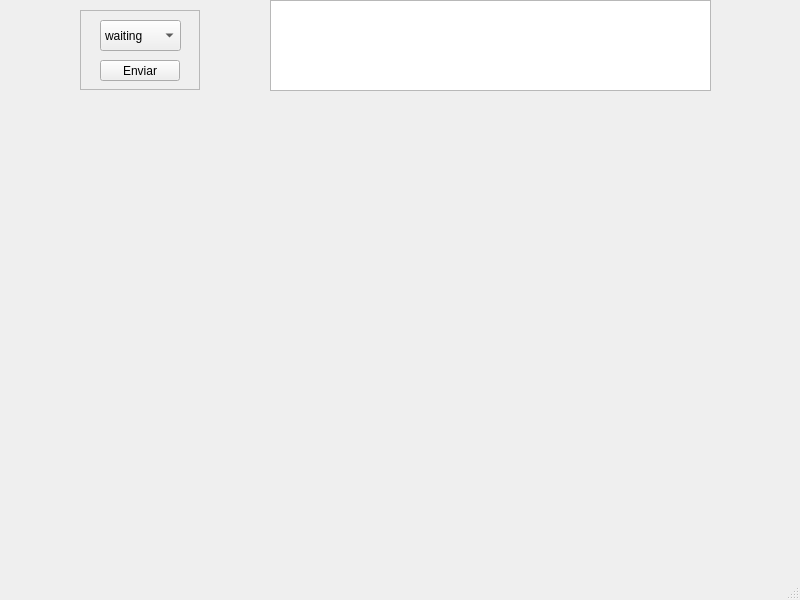
Qt form mainwindow.ui (Gonzanegro/JuegoToposQt) before a commit.
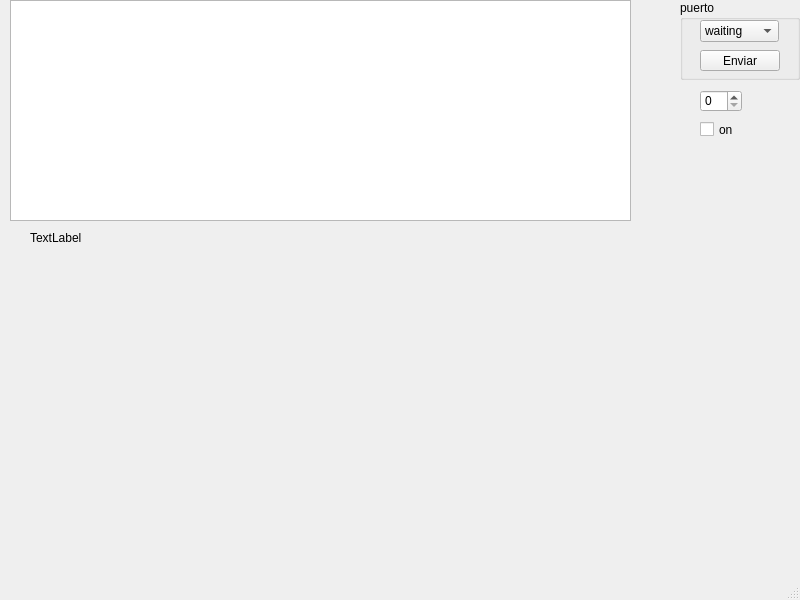
The same form after that commit.

Commit message: juego topos despues de que lo mire ale

Diff of the .ui file:
```diff
--- a/mainwindow.ui
+++ b/mainwindow.ui
@@ -17,28 +17,73 @@
    <widget class="QTextBrowser" name="textBrowser">
     <property name="geometry">
      <rect>
-      <x>270</x>
+      <x>10</x>
       <y>0</y>
-      <width>441</width>
-      <height>91</height>
+      <width>621</width>
+      <height>221</height>
      </rect>
     </property>
    </widget>
-   <widget class="QFrame" name="frame">
+   <widget class="QWidget" name="widget" native="true">
     <property name="geometry">
      <rect>
-      <x>80</x>
-      <y>10</y>
+      <x>20</x>
+      <y>260</y>
+      <width>750</width>
+      <height>300</height>
+     </rect>
+    </property>
+    <property name="autoFillBackground">
+     <bool>true</bool>
+    </property>
+   </widget>
+   <widget class="QGroupBox" name="groupBox">
+    <property name="geometry">
+     <rect>
+      <x>680</x>
+      <y>0</y>
       <width>120</width>
       <height>80</height>
      </rect>
     </property>
-    <property name="frameShape">
-     <enum>QFrame::StyledPanel</enum>
+    <property name="title">
+     <string>puerto</string>
     </property>
-    <property name="frameShadow">
-     <enum>QFrame::Raised</enum>
-    </property>
+    <widget class="QComboBox" name="comboBox">
+     <property name="geometry">
+      <rect>
+       <x>20</x>
+       <y>20</y>
+       <width>79</width>
+       <height>22</height>
+      </rect>
+     </property>
+     <item>
+      <property name="text">
+       <string>waiting</string>
+      </property>
+     </item>
+     <item>
+      <property name="text">
+       <string>openSerial</string>
+      </property>
+     </item>
+     <item>
+      <property name="text">
+       <string>Alive</string>
+      </property>
+     </item>
+     <item>
+      <property name="text">
+       <string>GetLeds</string>
+      </property>
+     </item>
+     <item>
+      <property name="text">
+       <string>SetLeds</string>
+      </property>
+     </item>
+    </widget>
     <widget class="QPushButton" name="pushButton">
      <property name="geometry">
       <rect>
@@ -55,50 +100,44 @@
       <bool>false</bool>
      </property>
     </widget>
-    <widget class="QComboBox" name="comboBox">
-     <property name="geometry">
-      <rect>
-       <x>20</x>
-       <y>10</y>
-       <width>81</width>
-       <height>31</height>
-      </rect>
-     </property>
-     <item>
-      <property name="text">
-       <string>waiting</string>
-      </property>
-     </item>
-     <item>
-      <property name="text">
-       <string>openSerial</string>
-      </property>
-     </item>
-     <item>
-      <property name="text">
-       <string>Alive</string>
-      </property>
-     </item>
-     <item>
-      <property name="text">
-       <string>GetLeds</string>
-      </property>
-     </item>
-     <item>
-      <property name="text">
-       <string>SetLeds</string>
-      </property>
-     </item>
-    </widget>
    </widget>
-   <widget class="QWidget" name="widget" native="true">
+   <widget class="QSpinBox" name="spinBox">
     <property name="geometry">
      <rect>
-      <x>20</x>
-      <y>129</y>
-      <width>691</width>
-      <height>251</height>
+      <x>700</x>
+      <y>90</y>
+      <width>42</width>
+      <height>22</height>
      </rect>
+    </property>
+    <property name="maximum">
+     <number>3</number>
+    </property>
+   </widget>
+   <widget class="QCheckBox" name="checkBox">
+    <property name="geometry">
+     <rect>
+      <x>700</x>
+      <y>120</y>
+      <width>72</width>
+      <height>19</height>
+     </rect>
+    </property>
+    <property name="text">
+     <string>on</string>
+    </property>
+   </widget>
+   <widget class="QLabel" name="label">
+    <property name="geometry">
+     <rect>
+      <x>30</x>
+      <y>230</y>
+      <width>161</width>
+      <height>16</height>
+     </rect>
+    </property>
+    <property name="text">
+     <string>TextLabel</string>
     </property>
    </widget>
   </widget>
```
The commit also changes 2 other files.
